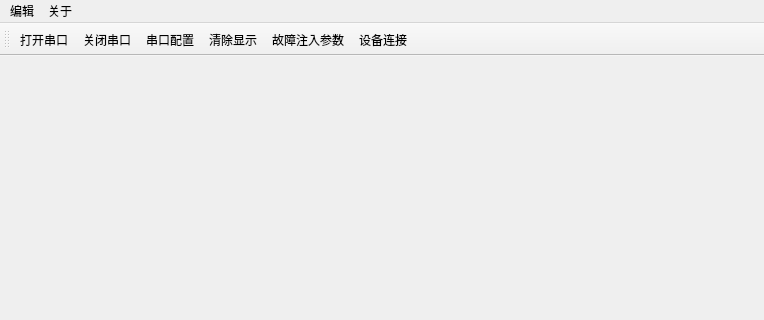
The window that source_code/UI/ui/ui_mainwindow.ui (440791217/SWIFJ) describes before a commit, drawn with Qt 5; both pictures show x 0 to 764 and y 0 to 320 of the 764 by 529 pixel window.
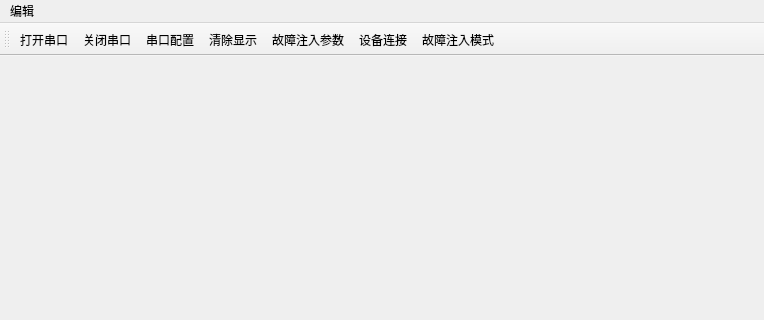
The same window after the commit. Icons and pictures are not drawn.

Commit message: 修改串口功能，增加故障注入模式选择，保存在本地文件中

What changed in the file:
```diff
--- a/source_code/UI/ui/ui_mainwindow.ui
+++ b/source_code/UI/ui/ui_mainwindow.ui
@@ -33,6 +33,7 @@
    <addaction name="actionQuit"/>
    <addaction name="actionFault"/>
    <addaction name="actionCon"/>
+   <addaction name="actionMode"/>
   </widget>
   <widget class="QMenuBar" name="menuBar">
    <property name="geometry">
@@ -49,15 +50,11 @@
     </property>
     <addaction name="actionCon"/>
     <addaction name="actionFault"/>
-   </widget>
-   <widget class="QMenu" name="menu_2">
-    <property name="title">
-     <string>关于</string>
-    </property>
+    <addaction name="actionConfigure"/>
+    <addaction name="actionMode"/>
     <addaction name="actionAbout"/>
    </widget>
    <addaction name="menu"/>
-   <addaction name="menu_2"/>
   </widget>
   <action name="actionConfigure">
    <property name="icon">
@@ -118,6 +115,15 @@
     <string>关于</string>
    </property>
   </action>
+  <action name="actionMode">
+   <property name="icon">
+    <iconset>
+     <normaloff>../images/mode.png</normaloff>../images/mode.png</iconset>
+   </property>
+   <property name="text">
+    <string>故障注入模式</string>
+   </property>
+  </action>
  </widget>
  <resources/>
  <connections/>
```
The commit also changes 7 other files.
